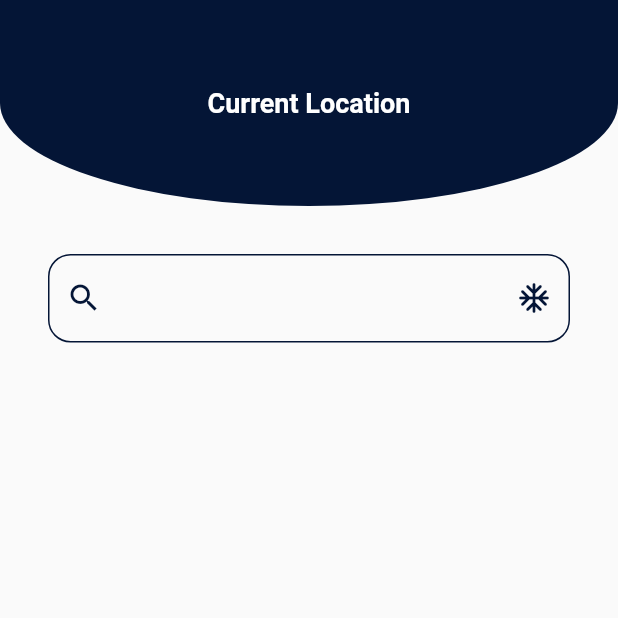
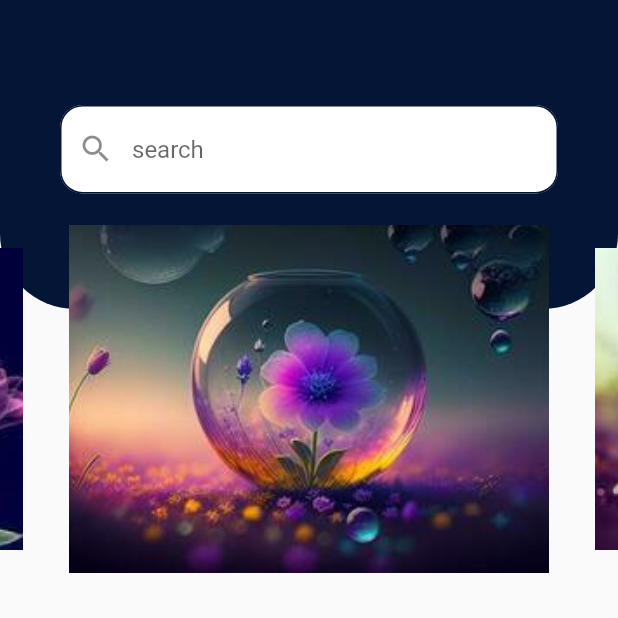
Before and after one commit to puzanadhikari/roomfinder, a Flutter app: the DashBoard screen opened directly, on a phone screen of 412 x 824 dp, the top half of it. Run offline on Flutter 3.47's test engine with Material 2 defaults, Android fonts, the phone set to English and light mode, and no system bars; drawn by our look-alikes of carousel_slider; our stand-ins replace cloud_firestore, firebase_auth, firebase_core, flutter_svg, fluttertoast, loading_animation_widget and 2 more; missing offline and left inert: flutter_facebook_auth; accounts and stored records are empty.

Commit message:
changes in dashboard

```diff
--- a/lib/firebase_auth.dart
+++ b/lib/Auth/firebase_auth.dart
@@ -1,11 +1,10 @@
 import 'dart:developer';
-
 import 'package:cloud_firestore/cloud_firestore.dart';
 import 'package:firebase_auth/firebase_auth.dart';
 import 'package:flutter/material.dart';
 import 'package:fluttertoast/fluttertoast.dart';
 import 'package:meroapp/Constants/styleConsts.dart';
-import 'package:meroapp/homePage.dart';
+import 'package:meroapp/dashBoard.dart';
 import 'package:shared_preferences/shared_preferences.dart';
 import 'loginPage.dart';
 
@@ -94,7 +93,7 @@ class FirebaseAuthService {
             fontSize: 16.0);
 
         Navigator.push(
-            context, MaterialPageRoute(builder: (context) => HomePage()));
+            context, MaterialPageRoute(builder: (context) => DashBoard()));
         return credential.user;
       } else {
         print('Email not verified. Please check your email for verification.');
--- a/lib/loginViaNumber.dart
+++ b/lib/Auth/loginViaNumber.dart
@@ -2,7 +2,7 @@ import 'package:firebase_auth/firebase_auth.dart';
 import 'package:flutter/material.dart';
 import 'package:loading_animation_widget/loading_animation_widget.dart';
 
-import 'Constants/styleConsts.dart';
+import '../Constants/styleConsts.dart';
 import 'otpPage.dart';
 class LoginVIaNumber extends StatefulWidget {
   const LoginVIaNumber({super.key});
--- a/lib/otpPage.dart
+++ b/lib/Auth/otpPage.dart
@@ -2,8 +2,9 @@ import 'package:flutter/material.dart';
 import 'package:firebase_auth/firebase_auth.dart';
 import 'package:loading_animation_widget/loading_animation_widget.dart';
 import 'package:meroapp/Constants/styleConsts.dart';
-import 'package:meroapp/homePage.dart';
 import 'package:pin_code_fields/pin_code_fields.dart';
+
+import '../dashBoard.dart';
 
 class OTPPage extends StatefulWidget {
   final String verificationId;
@@ -99,7 +100,7 @@ class _OTPPageState extends State<OTPPage> {
       // OTP verification successful, navigate to the next screen
       Navigator.pushReplacement(
         context,
-        MaterialPageRoute(builder: (context) => HomePage()),
+        MaterialPageRoute(builder: (context) => DashBoard()),
       );
     } catch (e) {
       setState(() {
--- a/lib/registerPage.dart
+++ b/lib/Auth/registerPage.dart
@@ -3,9 +3,9 @@ import 'package:firebase_auth/firebase_auth.dart';
 import 'package:flutter/material.dart';
 import 'package:fluttertoast/fluttertoast.dart';
 import 'package:loading_animation_widget/loading_animation_widget.dart';
-import 'package:meroapp/loginPage.dart';
+import 'package:meroapp/Auth/loginPage.dart';
 
-import 'Constants/styleConsts.dart';
+import '../Constants/styleConsts.dart';
 import 'firebase_auth.dart';
 
 class RegisterPage extends StatefulWidget {
--- a/lib/dashBoard.dart
+++ b/lib/dashBoard.dart
@@ -1,43 +1,82 @@
 import 'package:flutter/material.dart';
-
-import 'Constants/styleConsts.dart';
+import 'package:carousel_slider/carousel_slider.dart';
+import 'package:meroapp/Constants/styleConsts.dart';
 
 class DashBoard extends StatefulWidget {
-  const DashBoard({super.key});
-
   @override
   State<DashBoard> createState() => _DashBoardState();
 }
 
 class _DashBoardState extends State<DashBoard> {
+  TextEditingController searchController = TextEditingController();
+
   @override
   Widget build(BuildContext context) {
     return Scaffold(
-      body: Column(
+      body: Stack(
         children: [
-          Container(
-            height: MediaQuery.of(context).size.height / 6,
-            decoration: BoxDecoration(
+          Positioned(
+            top: 0,
+            left: 0,
+            right: 0,
+            child: Container(
+              height: MediaQuery.of(context).size.height / 4,
+              decoration: BoxDecoration(
                 color: kThemeColor,
-                borderRadius:
-                    BorderRadius.vertical(bottom: Radius.elliptical(300, 100))),
-            child: Center(
-                child: Text("Current Location",
-                    style: TextStyle(
-                        color: Colors.white,
-                        fontWeight: FontWeight.bold,
-                        fontSize: 18))),
-          ),
-          Padding(
-            padding: const EdgeInsets.all(32.0),
-            child: TextFormField(
-              decoration: KFormFieldDecoration.copyWith(
-                prefixIcon: Icon(Icons.search_outlined,color: kThemeColor),
-                suffixIcon: Icon(Icons.ac_unit_rounded,color: kThemeColor,),
-                focusColor: kThemeColor
+                borderRadius: BorderRadius.only(
+                  bottomRight: Radius.circular(50.0),
+                  bottomLeft: Radius.circular(50.0),
+                ),
               ),
             ),
-          )
+          ),
+          Positioned(
+            top: 70,
+            left: 0,
+            right: 0,
+            child: Padding(
+              padding: const EdgeInsets.symmetric(horizontal: 40.0),
+              child: TextFormField(
+                controller: searchController,
+                decoration: KFormFieldDecoration.copyWith(
+                  prefixIcon: Icon(Icons.search),
+                  hintText: "search",
+                  labelStyle: TextStyle(color: Colors.grey,fontSize: 20),
+                  fillColor: Colors.white,
+                  filled: true
+                ),
+              ),
+            ),
+          ),
+          Positioned(
+            top: 150,
+            left: 0,
+            right: 0,
+            child: CarouselSlider(
+              options: CarouselOptions(
+                enlargeCenterPage: true,
+                autoPlay: true,
+                aspectRatio: 16 / 9,
+                autoPlayCurve: Curves.fastOutSlowIn,
+                autoPlayAnimationDuration: Duration(milliseconds: 400),
+                viewportFraction: 0.8,
+              ),
+              items: [
+                Container(
+                  margin: EdgeInsets.symmetric(horizontal: 5.0),
+                  child: Image.asset('assets/pic1.jpg', fit: BoxFit.cover),
+                ),
+                Container(
+                  margin: EdgeInsets.symmetric(horizontal: 5.0),
+                  child: Image.asset('assets/pic2.jpg', fit: BoxFit.cover),
+                ),
+                Container(
+                  margin: EdgeInsets.symmetric(horizontal: 5.0),
+                  child: Image.asset('assets/pic3.jpg', fit: BoxFit.cover),
+                ),
+              ],
+            ),
+          ),
         ],
       ),
     );
--- a/lib/splashScreen.dart
+++ b/lib/splashScreen.dart
@@ -2,7 +2,7 @@ import 'dart:async';
 import 'package:flutter/material.dart';
 import 'package:loading_animation_widget/loading_animation_widget.dart';
 import 'Constants/styleConsts.dart';
-import 'loginPage.dart';
+import 'Auth/loginPage.dart';
 
 class SplashScreen extends StatefulWidget {
   @override
--- a/pubspec.yaml
+++ b/pubspec.yaml
@@ -37,6 +37,7 @@ dependencies:
   fluttertoast:
   flutter_facebook_auth: ^4.0.0
   loading_animation_widget:
+  carousel_slider: ^4.2.1
   pin_code_fields:
   flutter:
     sdk: flutter
```
Also changed, not shown: lib/Auth/loginPage.dart (renamed from lib/loginPage.dart, +4 -5 lines), lib/homePage.dart (deleted, +0 -148 lines), assets/pic1.jpg (added), assets/pic2.jpg (added), assets/pic3.jpg (added), pubspec.lock.
